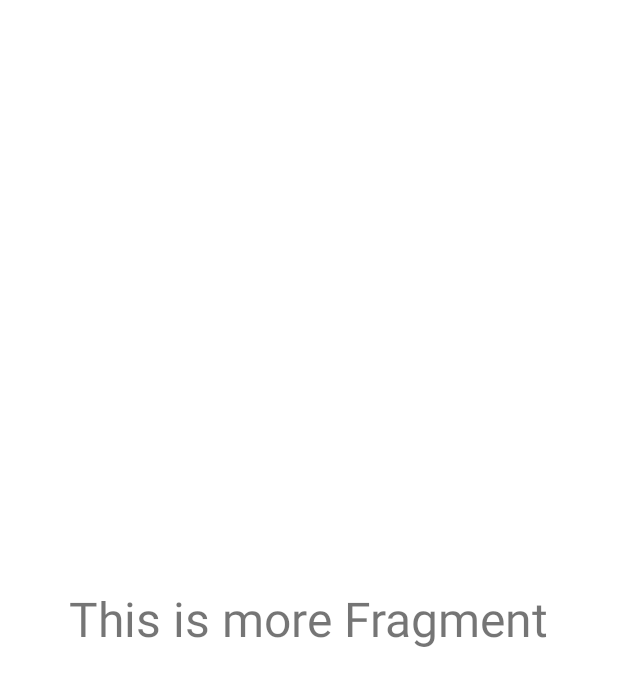
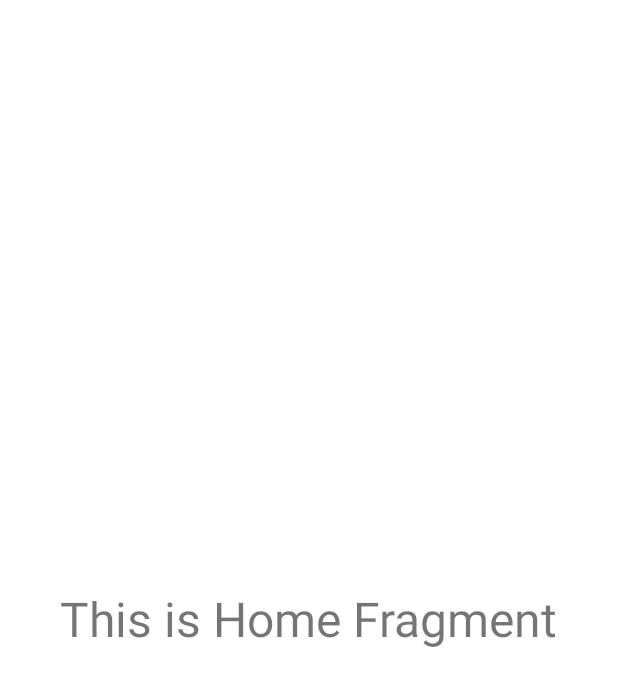
Before and after one commit to seanghak168/Midterm, an Android app: the layout fragment_home.xml on its own in the app's theme, with its tools: preview values and no code run, on a phone screen of 412 x 824 dp. Shown: the top 686 px of the screen. Run offline under Robolectric (Android 15) with nearby library versions, the phone set to English and light mode, and no system bars.

Commit message:
Initial Commit

```diff
--- a/app/src/main/res/layout/fragment_home.xml
+++ b/app/src/main/res/layout/fragment_home.xml
@@ -18,7 +18,7 @@
             android:layout_width="wrap_content"
             android:layout_height="wrap_content"
             android:layout_gravity="center"
-            android:text="This is more Fragment"
+            android:text="This is Home Fragment"
             android:textSize="32dp"
             app:layout_constraintBottom_toBottomOf="parent"
             app:layout_constraintEnd_toEndOf="parent"
```
